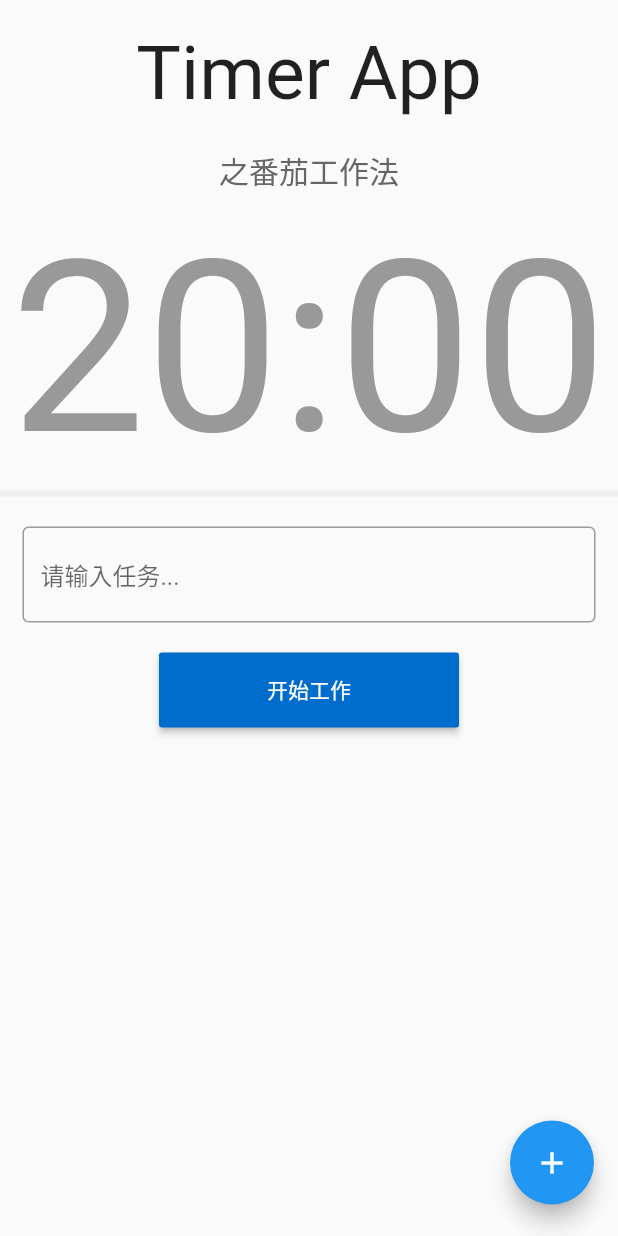
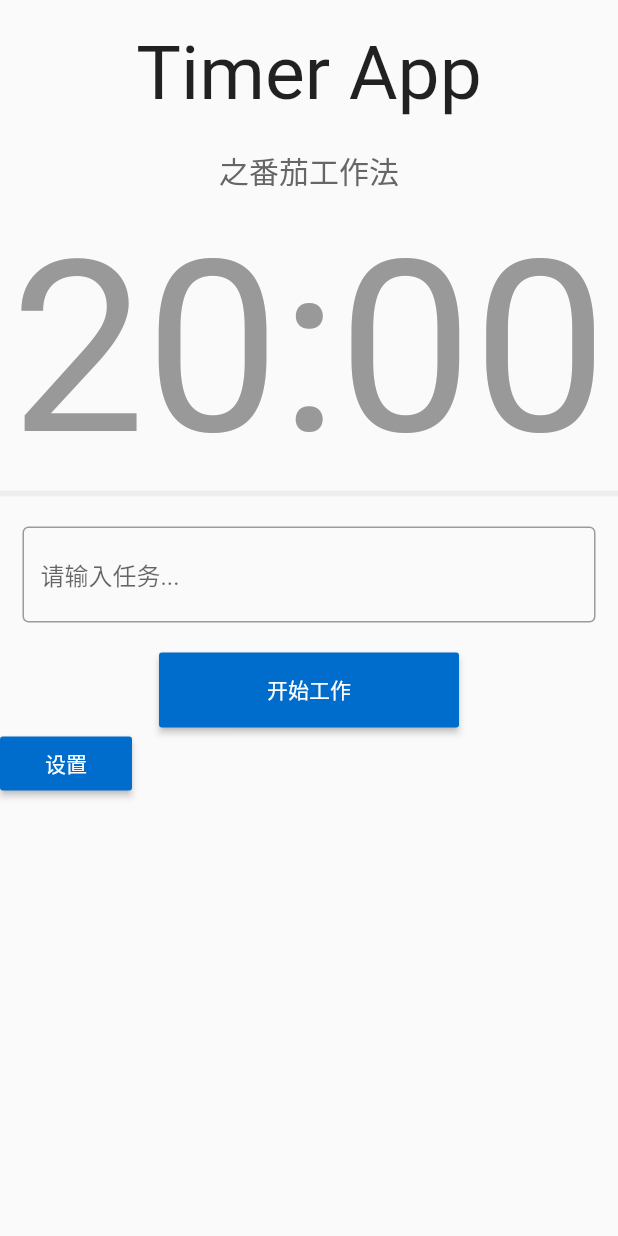
Before and after one commit to liuxiong332/flutter_tomato_work, a Flutter app: the screen it shows after launch, on a phone screen of 412 x 824 dp. Run offline on Flutter 3.47's test engine with Material 2 defaults, Android fonts, the phone set to English and light mode, and no system bars; our stand-ins replace flutter_bloc.

```diff
--- a/lib/main.dart
+++ b/lib/main.dart
@@ -1,6 +1,7 @@
 import 'package:flutter/material.dart';
 import 'package:flutter_bloc/flutter_bloc.dart';
 import 'package:mywork/main_page.dart';
+import 'package:mywork/setting_bloc.dart';
 import 'package:mywork/tomato_bloc.dart';
 
 void main() {
@@ -24,6 +25,9 @@ class MyApp extends StatelessWidget {
           ),
           BlocProvider(
             create: (context) => ActiveTomatoBloc(),
+          ),
+          BlocProvider(
+            create: (context) => SettingBloc(),
           )
         ],
         child: MainPage(),
--- a/lib/main_page.dart
+++ b/lib/main_page.dart
@@ -1,6 +1,7 @@
 import 'package:flutter/material.dart';
 import 'package:flutter_bloc/flutter_bloc.dart';
 import 'package:mywork/active_work.dart';
+import 'package:mywork/additional_ui.dart';
 import 'package:mywork/counter.dart';
 import 'package:mywork/head_title.dart';
 import './tomato_bloc.dart';
@@ -20,29 +21,14 @@ class MainPage extends StatelessWidget {
             child: Column(
               children: [
                 HeadTitle(),
-
                 ActiveWork(),
+                AdditionalUI(),
                 // WorkState(tomatos.last),
               ],
             ),
           );
         },
       ),
-      floatingActionButton: Column(
-        crossAxisAlignment: CrossAxisAlignment.end,
-        mainAxisAlignment: MainAxisAlignment.end,
-        children: <Widget>[
-          Padding(
-            padding: EdgeInsets.symmetric(vertical: 5.0),
-            child: FloatingActionButton(
-              child: Icon(Icons.add),
-              onPressed: () {
-                tomatoBloc.add(AddTomatoEvent(Tomato(name: "Tomato1")));
-              },
-            ),
-          ),
-        ],
-      ),
     );
   }
 }
--- /dev/null
+++ b/lib/setting_bloc.dart
@@ -0,0 +1,31 @@
+import 'package:flutter_bloc/flutter_bloc.dart';
+
+class UpdateSettingEvent {
+  UpdateSettingEvent(this.setting);
+
+  Setting setting;
+}
+
+class Setting {
+  Setting({this.workMinutes, this.restMinutes});
+
+  int workMinutes;
+  int restMinutes;
+
+  Setting copyWith(Setting oldSetting) {
+    return Setting(
+      restMinutes: oldSetting.restMinutes ?? restMinutes,
+      workMinutes: oldSetting.workMinutes ?? workMinutes,
+    );
+  }
+}
+
+class SettingBloc extends Bloc<UpdateSettingEvent, Setting> {
+  @override
+  Setting get initialState => Setting(workMinutes: null, restMinutes: null);
+
+  @override
+  Stream<Setting> mapEventToState(UpdateSettingEvent event) async* {
+    yield state.copyWith(event.setting);
+  }
+}
```
Also changed, not shown: lib/additional_ui.dart (added, +115 -0 lines).
